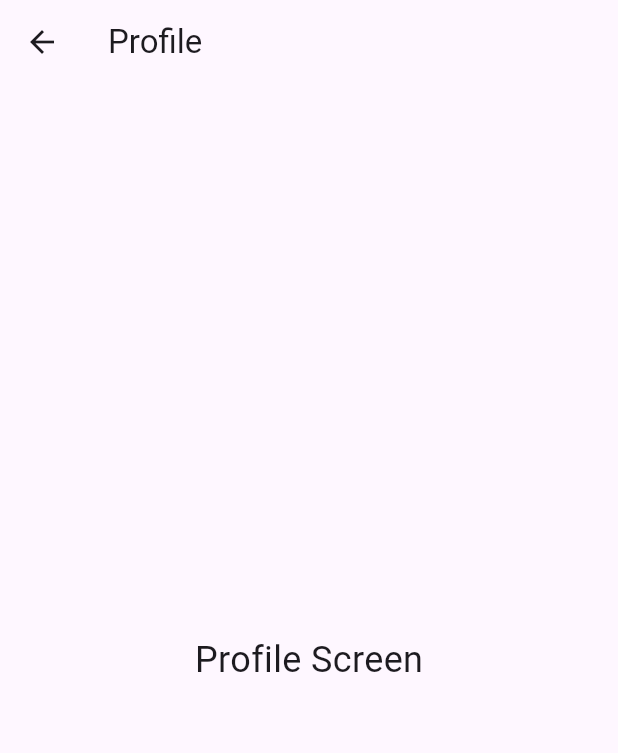
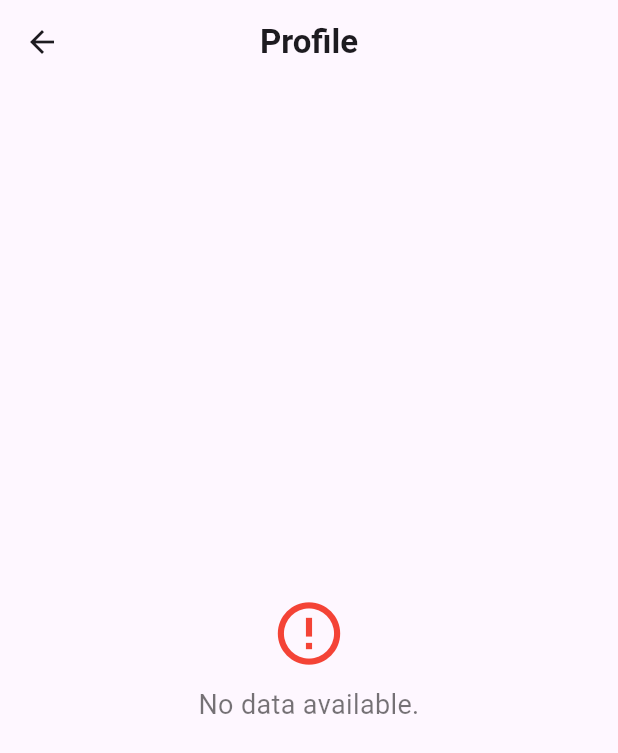
Before and after one commit to eyobai/edulight, a Flutter app: the ProfileScreen screen opened directly, on a phone screen of 412 x 824 dp. Shown: the top 753 px of the screen. Run offline on Flutter 3.47's test engine with Material 3 defaults, Android fonts, the phone set to English and light mode, and no system bars; our stand-ins replace hive, hive_flutter; missing offline and left inert: flutter_inappwebview; accounts and stored records are empty.

Commit message:
user profile screen added

```diff
--- a/lib/views/auth/profile_screen.dart
+++ b/lib/views/auth/profile_screen.dart
@@ -1,16 +1,145 @@
 import 'package:flutter/material.dart';
+import 'package:provider/provider.dart';
+import 'package:edulight/models/api_service.dart';
+import 'package:edulight/models/user_provider.dart';
 
 class ProfileScreen extends StatelessWidget {
   @override
   Widget build(BuildContext context) {
     return Scaffold(
       appBar: AppBar(
-        title: Text('Profile'),
+        title: Text('Profile', style: TextStyle(fontWeight: FontWeight.bold)),
+        centerTitle: true,
       ),
-      body: Center(
-        child: Text(
-          'Profile Screen',
-          style: TextStyle(fontSize: 24),
+      body: FutureBuilder<Map<String, dynamic>?>(
+        future: _fetchStudentData(context),
+        builder: (context, snapshot) {
+          if (snapshot.connectionState == ConnectionState.waiting) {
+            return _buildProfileSkeletonLoading();
+          } else if (snapshot.hasError) {
+            return _buildErrorContent(snapshot.error.toString());
+          } else if (!snapshot.hasData || snapshot.data == null) {
+            return _buildErrorContent('No data available.');
+          }
+
+          final studentData = snapshot.data!;
+          return _buildProfileContent(studentData);
+        },
+      ),
+    );
+  }
+
+  Future<Map<String, dynamic>?> _fetchStudentData(BuildContext context) async {
+    try {
+      final userProvider = Provider.of<UserProvider>(context, listen: false);
+      final userId = userProvider.user?.userId;
+      if (userId == null) {
+        throw Exception('User ID not available. Please log in again.');
+      }
+      final apiService = Provider.of<ApiService>(context, listen: false);
+      return await apiService.fetchStudentData(userId.toString());
+    } catch (e) {
+      throw Exception('Failed to load data: $e');
+    }
+  }
+
+  Widget _buildProfileContent(Map<String, dynamic> studentData) {
+    return Padding(
+      padding: const EdgeInsets.all(16.0),
+      child: Column(
+        crossAxisAlignment: CrossAxisAlignment.start,
+        children: [
+          ListTile(
+            leading:
+                Icon(Icons.account_circle, size: 50, color: Colors.blueAccent),
+            title: Text(
+              studentData['name'] ?? 'Unknown',
+              style: TextStyle(fontSize: 22, fontWeight: FontWeight.bold),
+            ),
+            subtitle: Text(studentData['email'] ?? 'No email available'),
+          ),
+          SizedBox(height: 16),
+          _buildProfileDetail(Icons.phone, 'Phone', studentData['phone']),
+          _buildProfileDetail(
+              Icons.school, 'School', studentData['school'] ?? 'N/A'),
+          _buildProfileDetail(
+              Icons.location_city, 'City', studentData['city'] ?? 'N/A'),
+        ],
+      ),
+    );
+  }
+
+  Widget _buildProfileSkeletonLoading() {
+    return Padding(
+      padding: const EdgeInsets.all(16.0),
+      child: Column(
+        crossAxisAlignment: CrossAxisAlignment.start,
+        children: [
+          _skeletonBox(height: 50, width: 50, shape: BoxShape.circle),
+          SizedBox(height: 16),
+          _skeletonBox(height: 20, width: 150),
+          SizedBox(height: 8),
+          _skeletonBox(height: 20, width: 200),
+          SizedBox(height: 16),
+          _skeletonBox(height: 20, width: 100),
+          SizedBox(height: 8),
+          _skeletonBox(height: 20, width: 100),
+          SizedBox(height: 8),
+          _skeletonBox(height: 20, width: 100),
+        ],
+      ),
+    );
+  }
+
+  Widget _skeletonBox(
+      {double height = 20,
+      double width = double.infinity,
+      BoxShape shape = BoxShape.rectangle}) {
+    return Container(
+      height: height,
+      width: width,
+      decoration: BoxDecoration(
+        color: Colors.grey[300],
+        shape: shape,
+        borderRadius:
+            shape == BoxShape.rectangle ? BorderRadius.circular(8.0) : null,
+      ),
+    );
+  }
+
+  Widget _buildProfileDetail(IconData icon, String title, String? value) {
+    return Padding(
+      padding: const EdgeInsets.symmetric(vertical: 8.0),
+      child: Row(
+        children: [
+          Icon(icon, color: Colors.blueAccent),
+          SizedBox(width: 10),
+          Text('$title: ',
+              style: TextStyle(fontWeight: FontWeight.bold, fontSize: 16)),
+          Expanded(
+            child: Text(value ?? 'Not available',
+                style: TextStyle(fontSize: 16, color: Colors.black54)),
+          ),
+        ],
+      ),
+    );
+  }
+
+  Widget _buildErrorContent(String message) {
+    return Center(
+      child: Padding(
+        padding: const EdgeInsets.all(16.0),
+        child: Column(
+          mainAxisAlignment: MainAxisAlignment.center,
+          children: [
+            Icon(Icons.error_outline, color: Colors.red, size: 50),
+            SizedBox(height: 10),
+            Text(
+              message,
+              style: TextStyle(fontSize: 18, color: Colors.black54),
+              textAlign: TextAlign.center,
+            ),
+          ],
         ),
       ),
     );
```
